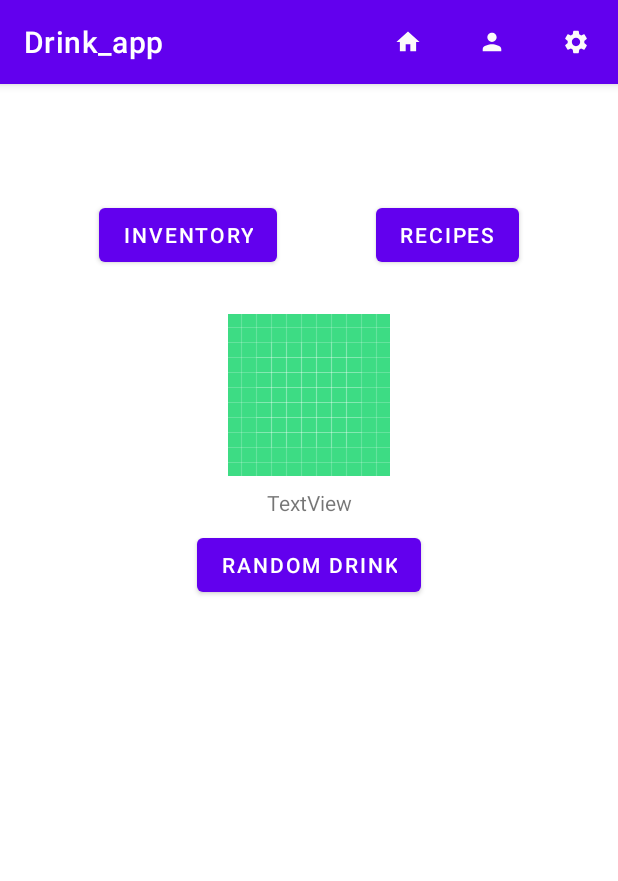
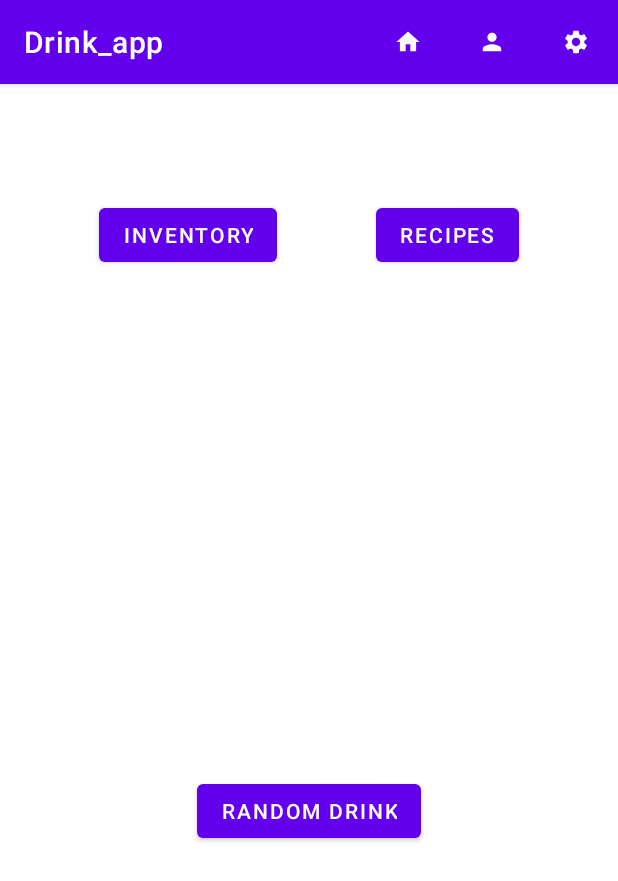
Before and after one commit to Fjedern/Drink_app, an Android app: the screen it shows after launch (MainActivity), on a phone screen of 412 x 824 dp. Shown: the top 881 px of the screen. Run offline under Robolectric (Android 15) with nearby library versions, the phone set to English and light mode, and no system bars; 2 statements that could not run were skipped.

Commit message:
trying to merge

```diff
--- a/Drink_appAndroid/app/src/main/java/com/example/drink_app/Ingredient.kt
+++ b/Drink_appAndroid/app/src/main/java/com/example/drink_app/Ingredient.kt
@@ -3,5 +3,5 @@ package com.example.drink_app
 class Ingredient (
     val id: Int,
     val name: String,
-    //var isChecked: Boolean
+    var isChecked: Boolean
         )
--- a/Drink_appAndroid/app/src/main/java/com/example/drink_app/MainActivity.kt
+++ b/Drink_appAndroid/app/src/main/java/com/example/drink_app/MainActivity.kt
@@ -15,8 +15,12 @@ import android.widget.Button
 import android.widget.ImageView
 import android.widget.TextView
 import android.widget.Toast
+import androidx.recyclerview.widget.LinearLayoutManager
+import androidx.recyclerview.widget.RecyclerView
+import androidx.recyclerview.widget.StaggeredGridLayoutManager
 import coil.load
 import coil.transform.CircleCropTransformation
+import com.example.drink_app.adaptors.ListAdapterDrinks
 
 class MainActivity : AppCompatActivity() {
 
@@ -53,37 +57,27 @@ class MainActivity : AppCompatActivity() {
         btn_random_drink.setOnClickListener {
             getRandomDrink()
         }
+
     }
 
     private fun getRandomDrink() {
-        val tv_random_drink_name: TextView =
-            findViewById(R.id.tv_random_drink_name)
-        val iv_random_image: ImageView =
-            findViewById(R.id.iv_random_image)
 
         val client = APIClient.apiService.fetchRandomDrinks("")
 
         client.enqueue(object : retrofit2.Callback<DrinkResponse> {
-            override fun onResponse(
-                call: Call<DrinkResponse>,
-                response: Response<DrinkResponse>
-            ) {
+            override fun onResponse(call: Call<DrinkResponse>, response: Response<DrinkResponse>) {
                 if (response.isSuccessful) {
-                    //Log.d("1", "" + response.body())
-
                     val result = response.body()?.drinks
                     result?.let {
-                        tv_random_drink_name.text = result[0].strDrink
-                        iv_random_image.load(result[0].strDrinkThumb) {
-                            transformations(CircleCropTransformation())
-                        }
+                        val rv_drinks = findViewById<RecyclerView>(R.id.rv_random_drink)
+                        val listAdapter = ListAdapterDrinks(result)
+                        rv_drinks.adapter = listAdapter
+                        rv_drinks.layoutManager = LinearLayoutManager(this@MainActivity)
                     }
                 }
             }
 
             override fun onFailure(call: Call<DrinkResponse>, t: Throwable) {
-
-
                 Log.e("MainActivity", "Something went wrong: " + t)
             }
         })
--- a/Drink_appAndroid/app/src/main/res/layout/activity_main.xml
+++ b/Drink_appAndroid/app/src/main/res/layout/activity_main.xml
@@ -19,6 +19,13 @@
         android:layout_height="wrap_content"
         android:orientation="horizontal"
         app:layout_constraintGuide_percent="0.2" />
+
+    <androidx.constraintlayout.widget.Guideline
+        android:id="@+id/guideline4"
+        android:layout_width="wrap_content"
+        android:layout_height="wrap_content"
+        android:orientation="horizontal"
+        app:layout_constraintGuide_percent="0.6" />
 
     <Button
         android:id="@+id/btn_inventory"
@@ -46,31 +53,20 @@
         android:id="@+id/btn_random_drink"
         android:layout_width="wrap_content"
         android:layout_height="wrap_content"
-        android:layout_marginTop="8dp"
         android:text="@string/random_drink"
         app:layout_constraintEnd_toEndOf="parent"
+        app:layout_constraintHorizontal_bias="0.5"
         app:layout_constraintStart_toStartOf="parent"
-        app:layout_constraintTop_toBottomOf="@+id/tv_random_drink_name"
+        app:layout_constraintTop_toTopOf="@+id/guideline4"
         tools:ignore="TextContrastCheck" />
 
-    <ImageView
-        android:id="@+id/iv_random_image"
+    <androidx.recyclerview.widget.RecyclerView
+        android:id="@+id/rv_random_drink"
         android:layout_width="wrap_content"
         android:layout_height="wrap_content"
+        android:layout_marginBottom="8dp"
+        app:layout_constraintBottom_toTopOf="@+id/guideline4"
         app:layout_constraintEnd_toEndOf="parent"
-        app:layout_constraintStart_toStartOf="parent"
-        app:layout_constraintTop_toTopOf="@+id/guideline3"
-        app:srcCompat="@drawable/ic_launcher_background" />
-
-    <TextView
-        android:id="@+id/tv_random_drink_name"
-        android:layout_width="0dp"
-        android:layout_height="wrap_content"
-        android:layout_marginTop="8dp"
-        android:text="TextView"
-        android:textAlignment="center"
-        app:layout_constraintEnd_toEndOf="parent"
-        app:layout_constraintStart_toStartOf="parent"
-        app:layout_constraintTop_toBottomOf="@+id/iv_random_image" />
+        app:layout_constraintStart_toStartOf="parent" />
 
 </androidx.constraintlayout.widget.ConstraintLayout>
--- a/Drink_appAndroid/app/src/main/res/layout/drink_rv_list.xml
+++ b/Drink_appAndroid/app/src/main/res/layout/drink_rv_list.xml
@@ -2,11 +2,11 @@
 <androidx.cardview.widget.CardView xmlns:android="http://schemas.android.com/apk/res/android"
     xmlns:app="http://schemas.android.com/apk/res-auto"
     xmlns:tools="http://schemas.android.com/tools"
-    android:layout_width="match_parent"
+    android:layout_width="wrap_content"
     android:layout_height="wrap_content">
 
     <androidx.constraintlayout.widget.ConstraintLayout
-        android:layout_width="match_parent"
+        android:layout_width="wrap_content"
         android:layout_height="wrap_content">
 
         <ImageView
@@ -22,6 +22,7 @@
             android:layout_width="0dp"
             android:layout_height="wrap_content"
             android:text="TextView"
+            android:textAlignment="center"
             app:layout_constraintEnd_toEndOf="@+id/iv_image"
             app:layout_constraintStart_toStartOf="parent"
             app:layout_constraintTop_toBottomOf="@+id/iv_image" />
--- a/Drink_appAndroid/app/src/main/res/layout/inventory_recycler_list.xml
+++ b/Drink_appAndroid/app/src/main/res/layout/inventory_recycler_list.xml
@@ -2,6 +2,7 @@
 <androidx.constraintlayout.widget.ConstraintLayout xmlns:android="http://schemas.android.com/apk/res/android"
     xmlns:app="http://schemas.android.com/apk/res-auto"
     xmlns:tools="http://schemas.android.com/tools"
+    android:id="@+id/cv_ingredient"
     android:layout_width="match_parent"
     android:layout_height="wrap_content">
 
```
Also changed, not shown: Drink_appAndroid/app/src/main/java/com/example/drink_app/DatabaseHandler.java (+5 -3 lines), Drink_appAndroid/app/src/main/java/com/example/drink_app/DrinkList.kt (+12 -0 lines), Drink_appAndroid/app/src/main/java/com/example/drink_app/InventoryActivity.kt (+26 -18 lines), Drink_appAndroid/app/src/main/java/com/example/drink_app/ShowDrinkRecipe.kt (+13 -1 lines), Drink_appAndroid/app/src/main/java/com/example/drink_app/adaptors/ListAdaptor.kt (+24 -3 lines), Drink_appAndroid/app/src/main/res/layout/activity_inventory.xml (+0 -12 lines).
